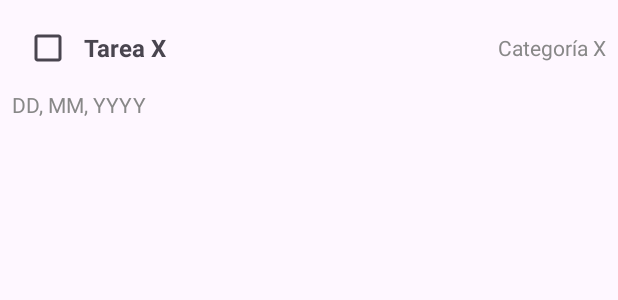
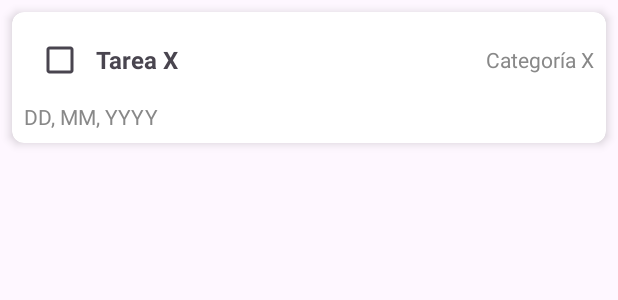
Before and after one commit to FranciscoChacon-1/RememHub, an Android app: the layout item_tarea.xml on its own in the app's theme, with its tools: preview values and no code run, on a phone screen of 412 x 824 dp. Shown: the top 300 px of the screen. Run offline under Robolectric (Android 15) with nearby library versions, the phone set to English and light mode, and no system bars.

Commit message:
se arreglo

```diff
--- a/app/src/main/AndroidManifest.xml
+++ b/app/src/main/AndroidManifest.xml
@@ -31,9 +31,6 @@
             android:name=".menu_inicio"
             android:exported="false"/>
         <activity
-            android:name=".activity_resumen"
-            android:exported="false"/>
-        <activity
             android:name=".tareas_pendientes_inicio"
             android:exported="true">
         <intent-filter>
--- a/app/src/main/java/sv/edu/catolica/rememhub/detalles_de_tarea.java
+++ b/app/src/main/java/sv/edu/catolica/rememhub/detalles_de_tarea.java
@@ -1,5 +1,6 @@
 package sv.edu.catolica.rememhub;
 
+import android.annotation.SuppressLint;
 import android.app.DatePickerDialog;
 import android.app.TimePickerDialog;
 import android.database.Cursor;
@@ -149,7 +150,7 @@ public class detalles_de_tarea extends AppCompatActivity {
         int hour = calendar.get(Calendar.HOUR_OF_DAY);
         int minute = calendar.get(Calendar.MINUTE);
 
-        TimePickerDialog timePickerDialog = new TimePickerDialog(
+        @SuppressLint("DefaultLocale") TimePickerDialog timePickerDialog = new TimePickerDialog(
                 this,
                 (view, hourOfDay, minute1) -> tvHora.setText(String.format("%02d:%02d", hourOfDay, minute1)),
                 hour, minute, true
--- a/app/src/main/res/layout/item_tarea.xml
+++ b/app/src/main/res/layout/item_tarea.xml
@@ -1,11 +1,18 @@
-<?xml version="1.0" encoding="utf-8"?>
+<androidx.cardview.widget.CardView
+    xmlns:android="http://schemas.android.com/apk/res/android"
+    xmlns:card_view="http://schemas.android.com/apk/res-auto"
+    xmlns:tools="http://schemas.android.com/tools"
+    android:layout_width="match_parent"
+    android:layout_height="wrap_content"
+    android:layout_margin="8dp"
+    card_view:cardCornerRadius="8dp"
+    card_view:cardElevation="4dp">
+
     <LinearLayout
-    xmlns:android="http://schemas.android.com/apk/res/android"
         android:layout_width="match_parent"
         android:layout_height="wrap_content"
         android:orientation="vertical"
-    android:padding="8dp"
-    android:layout_marginBottom="8dp">
+        android:padding="8dp">
 
         <LinearLayout
             android:layout_width="match_parent"
@@ -17,7 +24,8 @@
                 android:id="@+id/checkBoxTarea"
                 android:layout_width="wrap_content"
                 android:layout_height="wrap_content"
-            android:paddingEnd="8dp"/>
+                android:paddingEnd="8dp"
+                tools:ignore="RtlSymmetry" />
 
             <TextView
                 android:id="@+id/textViewNombreTarea"
@@ -26,7 +34,9 @@
                 android:layout_weight="1"
                 android:text="Tarea X"
                 android:textSize="16sp"
-            android:textStyle="bold"/>
+                android:textStyle="bold"
+                android:maxLines="2"
+            android:ellipsize="end" />
 
             <TextView
                 android:id="@+id/textViewCategoriaTarea"
@@ -34,7 +44,10 @@
                 android:layout_height="wrap_content"
                 android:text="Categoría X"
                 android:textSize="14sp"
-            android:textColor="#888888"/>
+                android:textColor="#888888"
+                android:maxLines="1"
+            android:ellipsize="end" />
+
         </LinearLayout>
 
         <TextView
@@ -46,3 +59,4 @@
             android:textColor="#888888"
             android:paddingTop="4dp"/>
     </LinearLayout>
+</androidx.cardview.widget.CardView>
```
Also changed, not shown: app/src/main/java/sv/edu/catolica/rememhub/RememhubBD.java (+39 -0 lines), app/src/main/java/sv/edu/catolica/rememhub/TareaAdapter.java (+21 -31 lines), app/src/main/java/sv/edu/catolica/rememhub/tareas_pendientes_inicio.java (+27 -11 lines), app/src/main/res/layout/activity_tareas_pendientes_inicio.xml (+4 -3 lines). Lines whose indentation alone changed are shown as unchanged.
